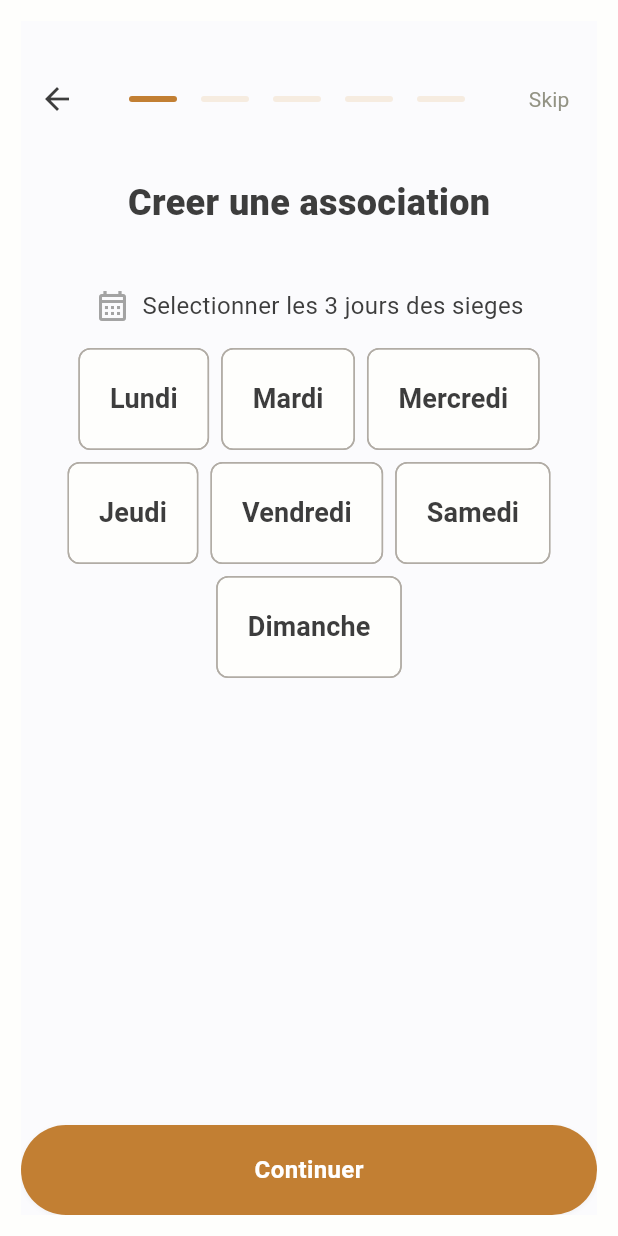
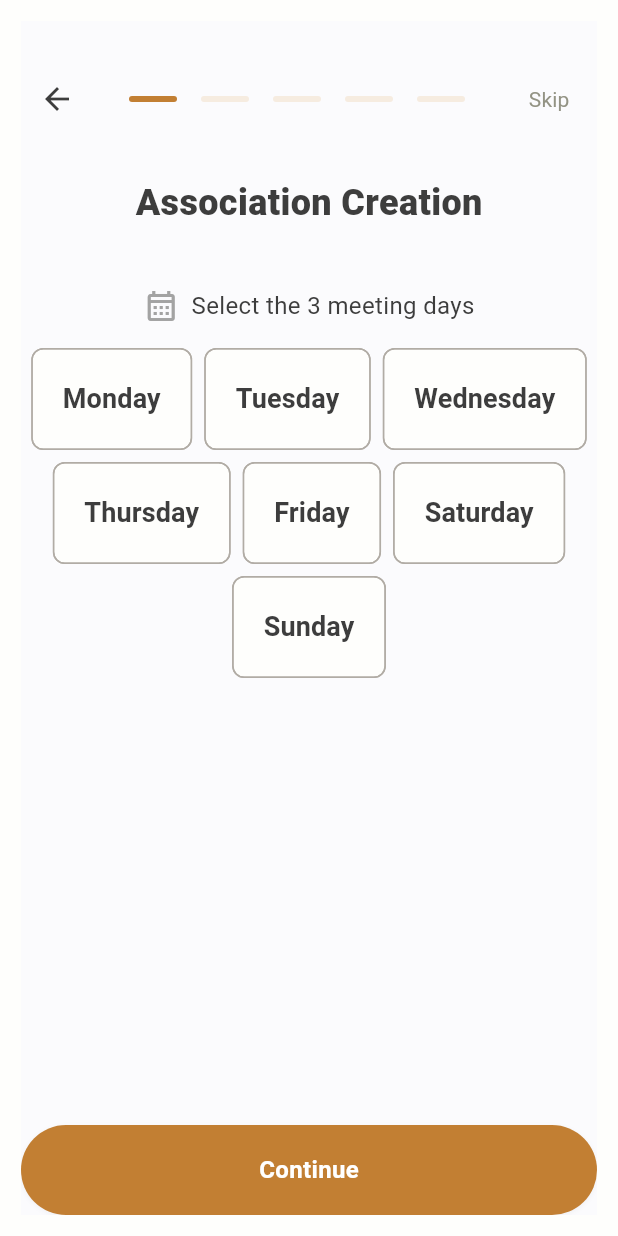
Before and after one commit to konnofuente/manzon, a Flutter app: the screen it shows after launch, swiped to page 4, on a phone screen of 412 x 824 dp. Run offline on Flutter 3.47's test engine with Material 3 defaults, Android fonts, the light colour scheme and no system bars; our stand-ins replace cloud_firestore, connectivity_plus, equatable, firebase_auth, firebase_core, flutter_otp_text_field and 5 more; missing offline and left inert: connection_notifier; accounts and stored records are empty; Roboto replaces fonts that are missing (Rubik); project files that could hold a hidden picture were left out.

Commit message:
feat(app): #9 redisiggn screation screen

```diff
--- /dev/null
+++ b/lib/infrastructure/data_sources/firebase/export_firebase_data_source.dart
@@ -0,0 +1,3 @@
+export './association_data_source.dart';
+export './auth_data_source.dart';
+export './user_data_source.dart';
--- /dev/null
+++ b/lib/infrastructure/mappers/export_mapper.dart
@@ -0,0 +1,3 @@
+export './association_mapper.dart';
+export './media_mapper.dart';
+export './user_mapper.dart';
--- a/lib/presentation/controllers/create_association_controller.dart
+++ b/lib/presentation/controllers/create_association_controller.dart
@@ -2,7 +2,6 @@ import 'package:get/get.dart';
 import 'package:flutter/material.dart';
 import 'package:manzon/presentation/widgets/toast_utils.dart';
 import 'package:manzon/app/services/connectivity_service.dart';
-import 'package:manzon/domain/entities/association_entity.dart';
 import 'package:manzon/domain/entities/association_entity.dart';
 import 'package:manzon/domain/usecases/associations/add_association_usecase.dart';
 
@@ -17,13 +16,15 @@ class CreateAssociationController extends GetxController {
   );
 
   // Form data
-  var associationName = ''.obs;
-  var location = ''.obs;
-  var district = ''.obs;
-  var meetingFrequency = 3.obs;
-  var meetingDays = <String>[].obs;
-  var imagePath = ''.obs;
-  // var associationData = Rxn<AssociationEntity>();
+final RxString associationName = ''.obs;
+final RxString location = ''.obs;
+final RxString district = ''.obs;
+final RxInt meetingFrequency = 3.obs;
+final RxList<String> meetingDays = <String>[].obs;
+final RxString imagePath = ''.obs;
+var  totalStep = 5;
+
+
 
   final TextEditingController associationNameController =
       TextEditingController();
--- /dev/null
+++ b/lib/presentation/pages/create_association/components/TopNavigationIndicator.dart
@@ -0,0 +1,86 @@
+import 'package:get/get.dart';
+import 'package:flutter/material.dart';
+import 'package:manzon/app/config/theme/app_colors.dart';
+import '../../../../app/config/theme/style_manager.dart';
+import 'package:manzon/app/config/theme/font_manager.dart';
+import 'package:manzon/app/core/utils/constants/value_manager.dart';
+import 'package:manzon/presentation/controllers/create_association_controller.dart';
+
+
+class CustomNavigationBar extends StatelessWidget {
+  final CreateAssociationController controller;
+
+  CustomNavigationBar({required this.controller});
+
+  @override
+  Widget build(BuildContext context) {
+    return Padding(
+      padding: const EdgeInsets.symmetric(vertical: 28.0),
+      child: Row(
+        mainAxisAlignment: MainAxisAlignment.spaceBetween,
+        children: [
+          IconButton(
+            icon: const Icon(
+                size: AppSize.s24,
+                Icons.arrow_back,
+                color: AppColors.blackNormal),
+            onPressed: () {
+              if (controller.currentStep.value == 0) {
+                Get.back();
+              } else {
+                controller.previousStep();
+              }
+            },
+          ),
+          Obx(() {
+            return StepProgressIndicator(
+              totalSteps: controller.totalStep,
+              currentStep: controller.currentStep.value + 1,
+              selectedColor: AppColors.primaryNormal,
+              unselectedColor: AppColors.primaryLightHover,
+            );
+          }),
+          TextButton(
+            onPressed: controller.nextStep,
+            child: controller.currentStep.value < controller.totalStep ? Text('Skip',
+                style: getRegularStyle(
+                    fontSize: FontSize.s14,
+                    color: AppColors.secondaryDarkHover)) : Container(),
+          ),
+        ],
+      ),
+    );
+  }
+}
+
+class StepProgressIndicator extends StatelessWidget {
+  final int totalSteps;
+  final int currentStep;
+  final Color selectedColor;
+  final Color unselectedColor;
+
+  StepProgressIndicator({
+    required this.totalSteps,
+    required this.currentStep,
+    required this.selectedColor,
+    required this.unselectedColor,
+  });
+
+  @override
+  Widget build(BuildContext context) {
+    return Row(
+      mainAxisAlignment: MainAxisAlignment.center,
+      children: List.generate(totalSteps, (index) {
+        return Container(
+          margin: const EdgeInsets.symmetric(horizontal: AppMargin.m8),
+          width: AppSize.s32,
+          height: AppSize.s4,
+          decoration: BoxDecoration(
+            color: index < currentStep ? selectedColor : unselectedColor,
+            borderRadius: BorderRadius.circular(2.0),
+          ),
+        );
+      }),
+    );
+  }
+}
--- a/lib/presentation/pages/create_association/components/basic_information.dart
+++ b/lib/presentation/pages/create_association/components/basic_information.dart
@@ -26,7 +26,7 @@ class BasicInformation extends StatelessWidget {
               final pickedFile =
                   await ImagePicker().pickImage(source: ImageSource.gallery);
               if (pickedFile != null) {
-                controller.imagePath.value = pickedFile.path;
+                controller.imagePath?.value = pickedFile.path;
               }
             },
             child: Obx(() {
@@ -56,7 +56,7 @@ class BasicInformation extends StatelessWidget {
                             ),
                             const SizedBox(width: AppSize.s10),
                             Text(
-                              'Ajouter une image de votre pagne',
+                              'add_an_image_of_your_cloth'.tr,
                               style: getRegularStyle(
                                   color: AppColors.grayNormal,
                                   fontSize: FontSize.s16),
@@ -65,7 +65,7 @@ class BasicInformation extends StatelessWidget {
                         ),
                       )
                     : Image.file(
-                        File(controller.imagePath.value),
+                        File(controller.imagePath!.value),
                         fit: BoxFit.cover,
                       ),
               );
@@ -73,12 +73,12 @@ class BasicInformation extends StatelessWidget {
           ),
           SizedBox(height: verticalPadding),
           Text(
-            'Quel est le nom de votre reunion ?',
+            'what_is_the_name_of_your_meeting'.tr,
             style: getMediumStyle(color: AppColors.blackNormal, fontSize: 16),
           ),
           const SizedBox(height: AppSize.s8),
           TextFieldWidget(
-            hintText: "Nom de la reunion",
+            hintText: "name_of_the_meeting".tr,
             controller: controller.associationNameController,
             // height: 70,
             isPassword: false,
@@ -93,7 +93,7 @@ class BasicInformation extends StatelessWidget {
               hideKeyboard(context);
             },
             backgroundColor: AppColors.primaryNormal,
-            text: 'Continuer',
+            text: 'continue'.tr,
             width: double.infinity,
             fontWeight: FontWeight.w600,
             borderRadius: 50.0,
--- /dev/null
+++ b/lib/presentation/pages/create_association/components/export_create_association_component.dart
@@ -0,0 +1,7 @@
+export './TopNavigationIndicator.dart';
+export './basic_information.dart';
+export './creating_loader.dart';
+export './headquater.dart';
+export './meeting_days.dart';
+export './meeting_frequency.dart';
+export './verification.dart';
--- a/lib/presentation/pages/create_association/components/headquater.dart
+++ b/lib/presentation/pages/create_association/components/headquater.dart
@@ -20,14 +20,14 @@ class Headquarters extends StatelessWidget {
         crossAxisAlignment: CrossAxisAlignment.start,
         children: [
           Text(
-            'Quel est le siege de votre association?',
+            'what_is_the_headquarters_of_your_association'.tr,
             style: getMediumStyle(
                 color: AppColors.blackNormal, fontSize: FontSize.s16),
           ),
           const SizedBox(height: AppSize.s8),
           TextFieldWidget(
             prefixIcon: Icons.location_city,
-            hintText: "Yaounde",
+            hintText: "yaounde".tr,
             controller: controller.headquaterTownController,
             isPassword: false,
             keyboardType: TextInputType.text,
@@ -42,7 +42,7 @@ class Headquarters extends StatelessWidget {
           const SizedBox(height: AppSize.s8),
           TextFieldWidget(
             prefixIcon: Icons.location_on,
-            hintText: "Nkomo II",
+            hintText: "nkomo_ii".tr,
             controller: controller.headquaterLocationController,
             isPassword: false,
             keyboardType: TextInputType.text,
@@ -55,7 +55,7 @@ class Headquarters extends StatelessWidget {
                 hideKeyboard(context);
             },
             backgroundColor: AppColors.primaryNormal,
-            text: 'Continuer',
+            text: 'continue'.tr,
             width: double.infinity,
             fontWeight: FontWeight.w600,
             borderRadius: 50.0,
--- a/lib/presentation/pages/create_association/components/meeting_days.dart
+++ b/lib/presentation/pages/create_association/components/meeting_days.dart
@@ -26,7 +26,7 @@ class MeetingDays extends StatelessWidget {
                   width: AppSize.s8,
                 ),
                 Text(
-                  'Selectionner les 3 jours des sieges',
+                  'select_meeting_days'.tr,
                   style: getCustomStyle(
                     color: AppColors.blackNormal,
                     fontSize: FontSize.s16,
@@ -44,13 +44,13 @@ class MeetingDays extends StatelessWidget {
                   runSpacing: 8.0,
                   alignment: WrapAlignment.center,
                   children: [
-                    'Lundi',
-                    'Mardi',
-                    'Mercredi',
-                    'Jeudi',
-                    'Vendredi',
-                    'Samedi',
-                    'Dimanche'
+                    'monday'.tr,
+                    'tuesday'.tr,
+                    'wednesday'.tr,
+                    'thursday'.tr,
+                    'friday'.tr,
+                    'saturday'.tr,
+                    'sunday'.tr
                   ].map((day) {
                     return FilterChip(
                       padding:
@@ -80,7 +80,7 @@ class MeetingDays extends StatelessWidget {
               controller.nextStep();
             },
             backgroundColor: AppColors.primaryNormal,
-            text: 'Continuer',
+            text: 'continue'.tr,
             width: double.infinity,
             fontWeight: FontWeight.w600,
             borderRadius: 50.0,
--- a/lib/presentation/pages/create_association/components/meeting_frequency.dart
+++ b/lib/presentation/pages/create_association/components/meeting_frequency.dart
@@ -16,7 +16,7 @@ class MeetingFrequency extends StatelessWidget {
         crossAxisAlignment: CrossAxisAlignment.start,
         children: [
           Text(
-            'Selectionner le nombre de rencontres que vous tenez par mois',
+            'select_meeting_frequency'.tr,
             // style: TextStyle(fontSize: FontSize.s16,color: AppColors.blackNormal,),
             style: getCustomStyle(
               color: AppColors.blackNormal,
--- a/lib/presentation/pages/create_association/create_association.dart
+++ b/lib/presentation/pages/create_association/create_association.dart
@@ -4,13 +4,9 @@ import 'package:manzon/app/core/utils/screen_util.dart';
 import 'package:manzon/app/config/theme/app_colors.dart';
 import 'package:manzon/app/config/theme/font_manager.dart';
 import 'package:manzon/app/config/theme/style_manager.dart';
+import 'components/export_create_association_component.dart';
 import 'package:manzon/app/core/utils/constants/export_constant_manager.dart';
 import 'package:manzon/presentation/controllers/create_association_controller.dart';
-import 'package:manzon/presentation/pages/create_association/components/headquater.dart';
-import 'package:manzon/presentation/pages/create_association/components/meeting_days.dart';
-import 'package:manzon/presentation/pages/create_association/components/verification.dart';
-import 'package:manzon/presentation/pages/create_association/components/basic_information.dart';
-import 'package:manzon/presentation/pages/create_association/components/meeting_frequency.dart';
 
 class CreateAssociation extends StatelessWidget {
   @override
@@ -20,14 +16,14 @@ class CreateAssociation extends StatelessWidget {
 
     return Scaffold(
       body: Padding(
-        padding: EdgeInsets.all( ScreenSize.horizontalPadding),
+        padding: EdgeInsets.all(ScreenSize.horizontalPadding),
         child: Container(
           decoration: BoxDecoration(color: Color(0xFFFBFBFD)),
           child: Column(
             children: [
               CustomNavigationBar(controller: controller),
               Text(
-                'Creer une association',
+                'creating_association'.tr,
                 style: getBlackStyle(
                     fontSize: FontSize.s24, color: AppColors.blackNormal),
               ),
@@ -37,7 +33,7 @@ class CreateAssociation extends StatelessWidget {
               Expanded(
                   child: PageView(
                 controller: controller.pageController,
-                physics: NeverScrollableScrollPhysics(),
+                physics: const NeverScrollableScrollPhysics(),
                 children: [
                   BasicInformation(),
                   Headquarters(),
@@ -53,81 +49,3 @@ class CreateAssociation extends StatelessWidget {
     );
   }
 }
-
-class CustomNavigationBar extends StatelessWidget {
-  final CreateAssociationController controller;
-
-  CustomNavigationBar({required this.controller});
-
-  @override
-  Widget build(BuildContext context) {
-    return Padding(
-      padding: const EdgeInsets.symmetric(vertical: 28.0),
-      child: Row(
-        mainAxisAlignment: MainAxisAlignment.spaceBetween,
-        children: [
-          IconButton(
-            icon: Icon(
-                size: AppSize.s24,
-                Icons.arrow_back,
-                color: AppColors.blackNormal),
-            onPressed: () {
-              if (controller.currentStep.value == 0) {
-                Get.back();
-              } else {
-                controller.previousStep();
-              }
-            },
-          ),
-          Obx(() {
-            return StepProgressIndicator(
-              totalSteps: 5,
-              currentStep: controller.currentStep.value + 1,
-              selectedColor: AppColors.primaryNormal,
-              unselectedColor: AppColors.primaryLightHover,
-            );
-          }),
-          TextButton(
-            onPressed: controller.nextStep,
-            child: Text('Skip',
-                style: getRegularStyle(
-                    fontSize: FontSize.s14,
-                    color: AppColors.secondaryDarkHover)),
-          ),
-        ],
-      ),
-    );
-  }
-}
-
-class StepProgressIndicator extends StatelessWidget {
-  final int totalSteps;
-  final int currentStep;
-  final Color selectedColor;
-  final Color unselectedColor;
-
-  StepProgressIndicator({
-    required this.totalSteps,
-    required this.currentStep,
-    required this.selectedColor,
-    required this.unselectedColor,
-  });
-
-  @override
-  Widget build(BuildContext context) {
-    return Row(
-      mainAxisAlignment: MainAxisAlignment.center,
-      children: List.generate(totalSteps, (index) {
-        return Container(
-          margin: EdgeInsets.symmetric(horizontal: AppMargin.m8),
-          width: AppSize.s32,
-          height: AppSize.s4,
-          decoration: BoxDecoration(
-            color: index < currentStep ? selectedColor : unselectedColor,
-            borderRadius: BorderRadius.circular(2.0),
-          ),
-        );
-      }),
-    );
-  }
-}
```
Also changed, not shown: lib/app/config/app_binding.dart (+11 -7 lines), lib/app/config/lang/en.json (+25 -1 lines), lib/app/config/lang/fr.json (+30 -6 lines), lib/presentation/pages/create_association/components/verification.dart (+37 -14 lines), lib/presentation/widgets/list_title.dart (added, +38 -0 lines).
